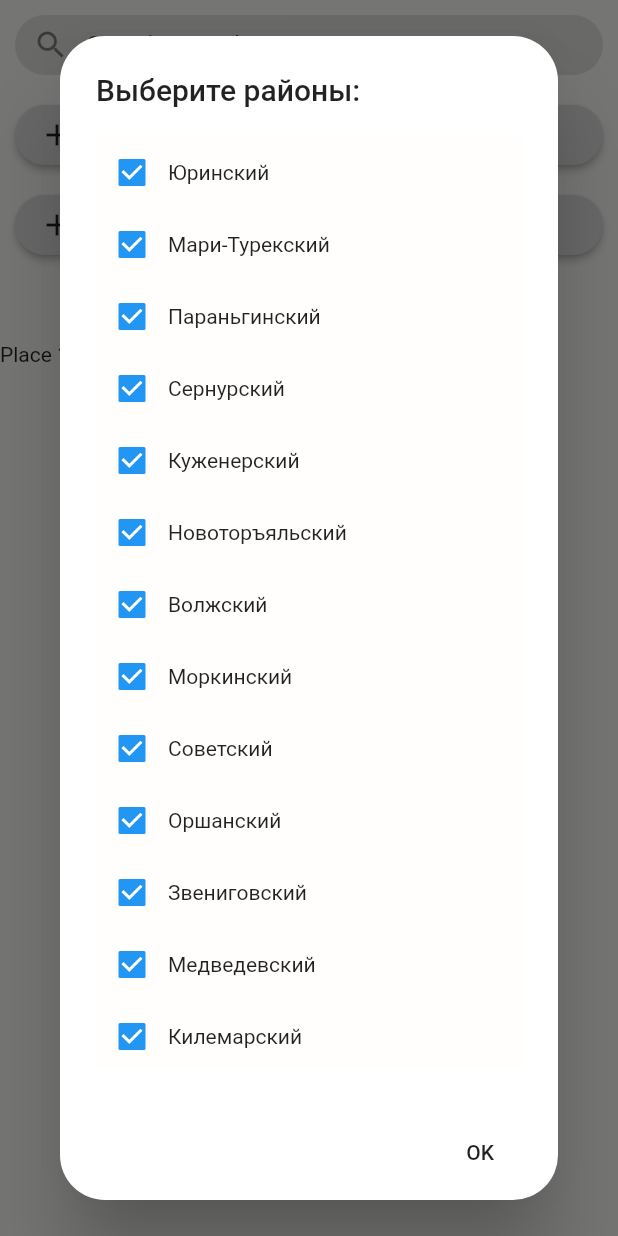
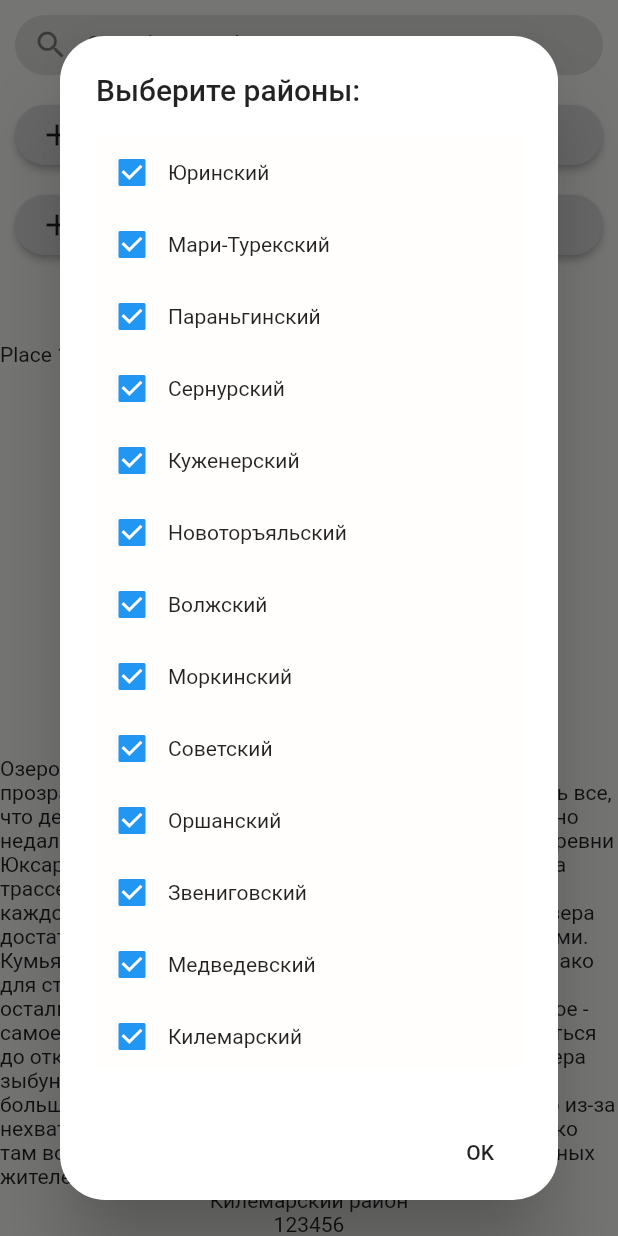
Before and after one commit to f1reworker/Wel-omeToMariEl, a Flutter app: the SearchList screen opened by its route, after a tap on "Добавить фильтры районов", on a phone screen of 412 x 824 dp. Run offline on Flutter 3.47's test engine with Material 2 defaults, Android fonts, the phone set to English and light mode, and no system bars; our stand-ins replace google_maps_flutter, location.

Commit message:
Added placeList

```diff
--- /dev/null
+++ b/lib/placeList.dart
@@ -0,0 +1,15 @@
+var lakeKumyary = {
+  "what": "Природное место",
+  "district": "Килемарский район",
+  "description":
+      "Озеро представляет собой систему из трех озер, прозрачность воды такая, что с лодки можно разглядеть все, что делается на дне. Общая площадь - 721,4 га. Лежит оно недалеко от лесной грунтовой дороги, соединяющей деревни Юксары и Котеново (недалеко от деревни Визимьяры на трассе Й-Ола - Космодемьянск). От грунтовой дороги к каждому озеру ведут просеки и дороги, так что найти озера достаточно легко. Повороты к озерам помечены вешками. Кумьяры представляют собой систему из трех озер, однако для стоянки годится только среднее озеро, поскольку остальные озера достаточно заболочены. Причем первое - самое западное озеро заболочено больше всего, добраться до открытой воды нет никакой возможности, вокруг озера зыбун, мох и трясина, а также низкорослый лес. Самое большое - третье восточное озеро также заболочено, но из-за нехватки времени побывать на нем мы не смогли, однако там возможны подходы к воде, так как, по словам местных жителей, оно заболочено меньше, чем первое озеро.",
+  "id": "123456",
+};
+
+var oakPugachev = {
+  "what": "Достопримечательность",
+  "district": "Волжский район",
+  "description":
+      "На территории Марий Чодра находится Дуб Пугачева. В 1969 году Дуб Пугачева был объявлен ценным лесным объектом исторического значения, а в ознаменование двухсотлетия пугачевского восстания в 1974 году на этом месте был установлен памятный камень с надписью, а Дуб был взят под охрану. Дуб отличается своими размерами от всех стоящих рядом деревьев. Диаметр исполина равен 159 см, высота - 26 метров. Возраст дуба - 500 лет. Говорят, что около этого дуба разбил свой лагерь один из отрядов Пугачева перед последним марш-броском на Казань в далеком 1774 году. С его вершины якобы разглядывал лихой атаман дорогу на Казань.",
+  "id": "78910",
+};
--- a/lib/searchPage/searchBar.dart
+++ b/lib/searchPage/searchBar.dart
@@ -5,6 +5,7 @@ import 'package:welcome_to_mari_el/mainPage/Map.dart';
 import 'package:welcome_to_mari_el/searchPage/DistrictsFilter.dart';
 import 'package:welcome_to_mari_el/searchPage/searchFilter.dart';
 import 'package:welcome_to_mari_el/data.dart';
+import 'package:welcome_to_mari_el/placeList.dart';
 
 const PrimaryColor = Color(0xFFFFFEFC);
 LatLng markerPosition = LatLng(56.63011039048471, 47.918735914174235);
@@ -30,6 +31,10 @@ class SearchList extends StatelessWidget {
             Flexible(
               child: PlaceList(),
             ),
+            Text(lakeKumyary["what"]),
+            Text(lakeKumyary["description"]),
+            Text(lakeKumyary["district"]),
+            Text(lakeKumyary["id"]),
           ]),
         ),
       ),
```
Also changed, not shown: lib/data.dart (+0 -19 lines).
